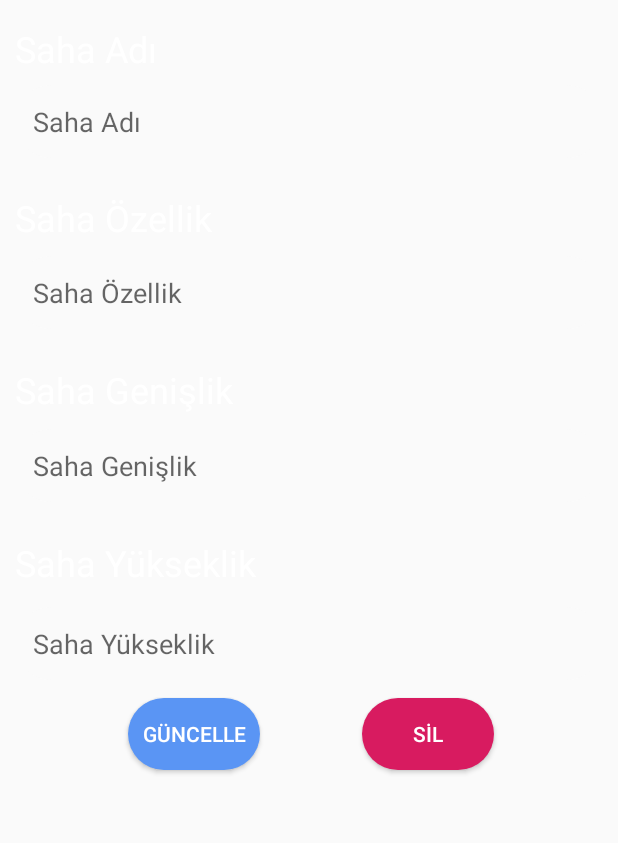
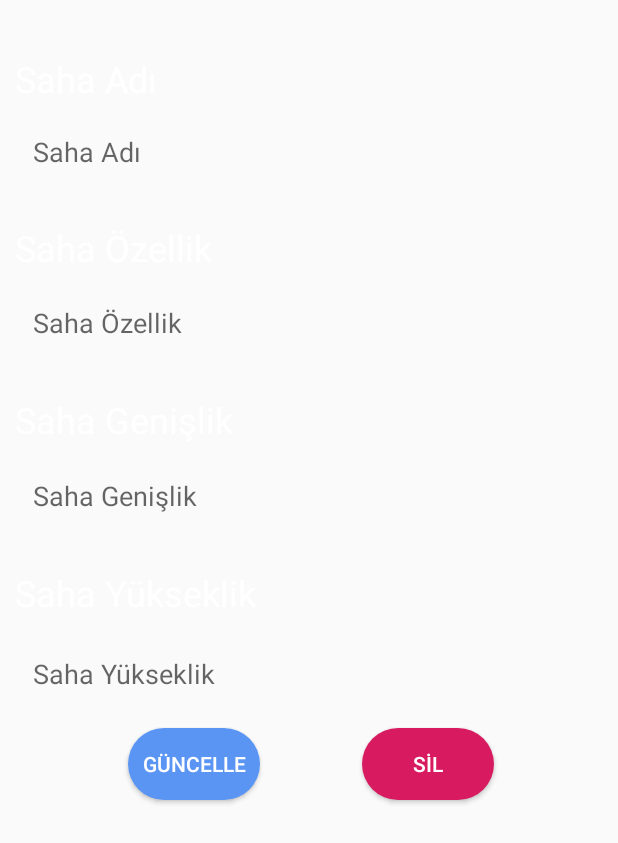
Before and after one commit to BurakCalisgan/SahaniAl, an Android app: the layout activity_saha_detay.xml on its own in the app's theme, with its tools: preview values and no code run, on a phone screen of 412 x 824 dp. Shown: the top 843 px of the screen. Run offline under Robolectric (Android 15) with nearby library versions, the phone set to English and light mode, and no system bars.

Commit message:
Title Bar sayfalardan kaldırıldı.

```diff
--- a/app/src/main/res/layout/activity_saha_detay.xml
+++ b/app/src/main/res/layout/activity_saha_detay.xml
@@ -5,6 +5,7 @@
     android:layout_width="match_parent"
     android:layout_height="match_parent"
     tools:context=".Activities.SahaDetayActivity"
+    android:layout_marginTop="20dp"
     android:paddingLeft="10dp"
     android:paddingRight="10dp">
 
--- a/app/src/main/res/values/styles.xml
+++ b/app/src/main/res/values/styles.xml
@@ -1,7 +1,7 @@
 <resources>
 
     <!-- Base application theme. -->
-    <style name="AppTheme" parent="Theme.AppCompat.Light.DarkActionBar">
+    <style name="AppTheme" parent="Theme.AppCompat.Light.NoActionBar">
         <!-- Customize your theme here. -->
         <item name="colorPrimary">@color/colorPrimary</item>
         <item name="colorPrimaryDark">@color/colorPrimaryDark</item>
```
